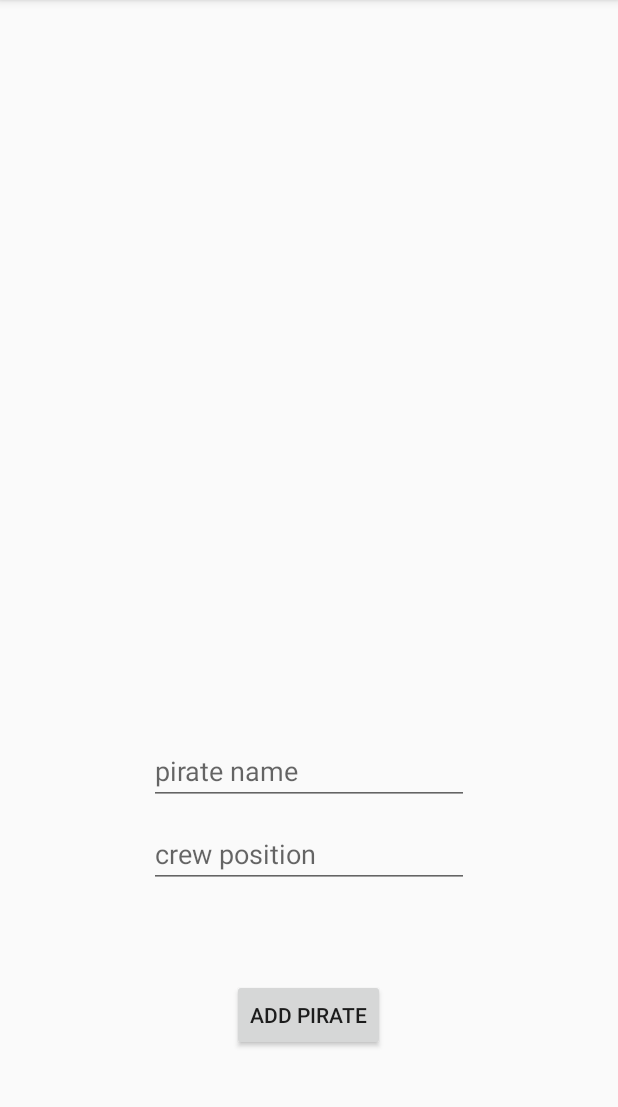
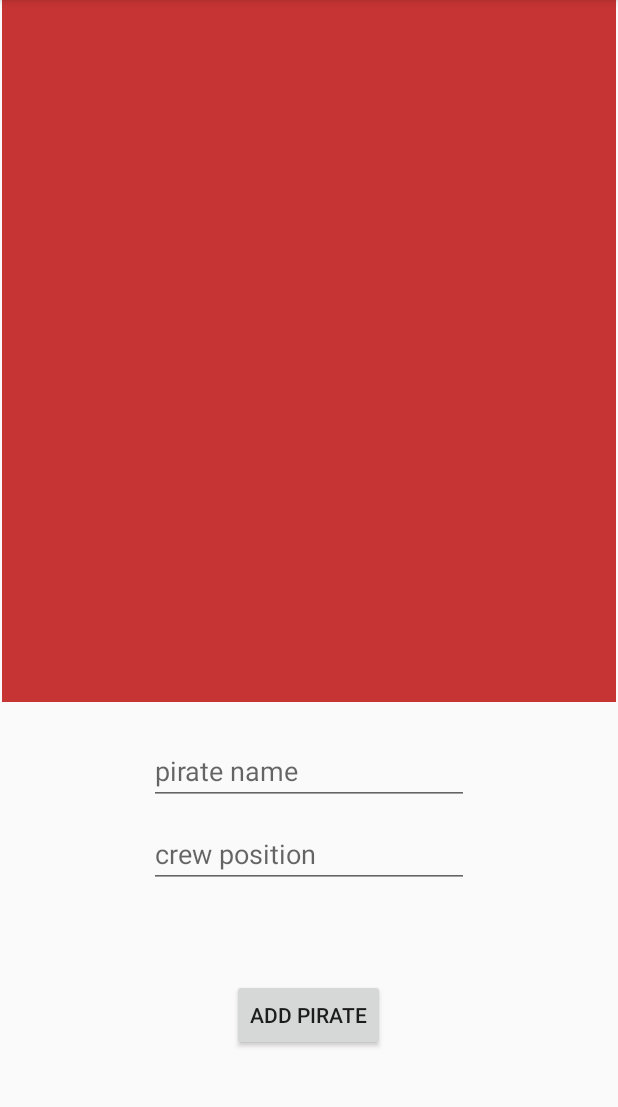
Before and after one commit to varunknarayanswamy/VarunNarayanswamy_MAD2, an Android app: the screen it shows after launch (MainActivity), after a tap on "ADD PIRATE", on a phone screen of 412 x 824 dp, the part 84-1191 px from its top. Run offline under Robolectric (Android 15) with nearby library versions, the phone set to English and light mode, and no system bars; our stand-ins replace Room's generated code.

Commit message:
adding in first round of lab 7. Still need to populate the recyclerView. Adding in some print statements

```diff
--- a/androidLabs/lab7/app/src/main/java/com/example/apirateslifeforme/MainActivity.kt
+++ b/androidLabs/lab7/app/src/main/java/com/example/apirateslifeforme/MainActivity.kt
@@ -37,6 +37,9 @@ class MainActivity : AppCompatActivity() {
         }
 
         pirateVM.pirateList.observe(this, Observer {
+            for (piratemember in it){
+                Log.i("current pirates", piratemember.pirateName)
+            }
             adapter.pirateList = it
             adapter.notifyDataSetChanged()
         })
--- a/androidLabs/lab7/app/src/main/java/com/example/apirateslifeforme/PirateRecyclerAdapter.kt
+++ b/androidLabs/lab7/app/src/main/java/com/example/apirateslifeforme/PirateRecyclerAdapter.kt
@@ -1,5 +1,6 @@
 package com.example.apirateslifeforme
 
+import android.util.Log
 import android.view.LayoutInflater
 import android.view.View
 import android.view.ViewGroup
@@ -22,7 +23,6 @@ class PirateRecyclerAdapter(var pirateList: List<PirateMember>) : RecyclerView.A
 
     override fun onBindViewHolder(holder: ViewHolder, position: Int){
         val currentItem = pirateList[position]
-
         holder.pirateName.text = currentItem.pirateName
         holder.position.text = currentItem.piratePosition
     }
--- a/androidLabs/lab7/app/src/main/res/layout/activity_main.xml
+++ b/androidLabs/lab7/app/src/main/res/layout/activity_main.xml
@@ -11,6 +11,7 @@
         android:layout_width="409dp"
         android:layout_height="0dp"
         android:layout_marginBottom="300dp"
+        android:background="#C63434"
         app:layout_constraintBottom_toBottomOf="parent"
         app:layout_constraintEnd_toEndOf="parent"
         app:layout_constraintStart_toStartOf="parent"
```
